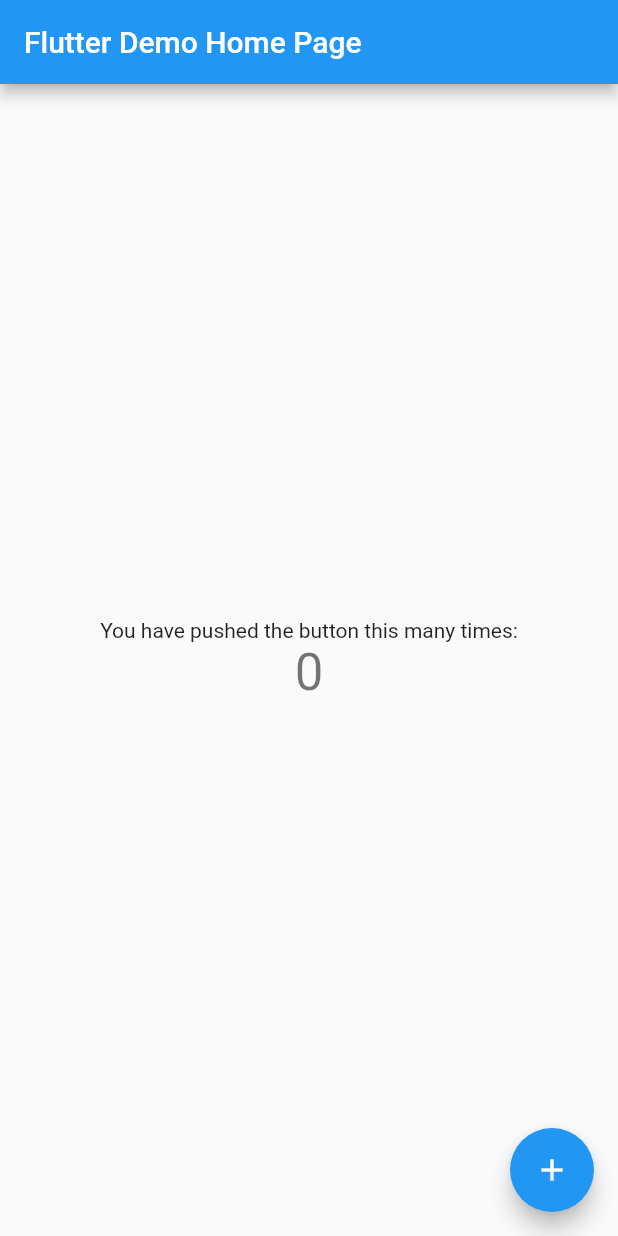
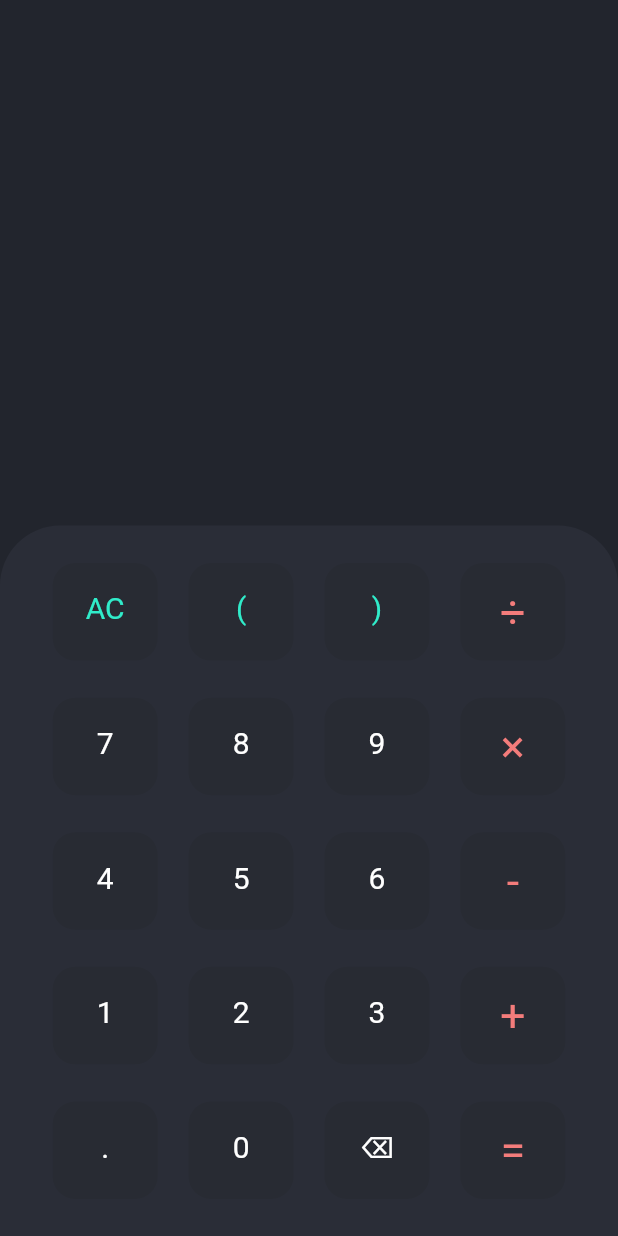
Before and after one commit to SaskarKhadka/Calculator, a Flutter app: the screen it shows after launch, on a phone screen of 412 x 824 dp. Run offline on Flutter 3.47's test engine with Material 2 defaults, Android fonts, the phone set to English and light mode, and no system bars.

Commit message:
ui update

```diff
--- /dev/null
+++ b/lib/components/button.dart
@@ -0,0 +1,50 @@
+import 'package:calculator/constants/constants.dart';
+import 'package:flutter/material.dart';
+
+class Button extends StatelessWidget {
+  final String? text;
+  final Color? textColour;
+  final bool isOperator;
+  final VoidCallback onClicked;
+  const Button({
+    Key? key,
+    required this.text,
+    required this.onClicked,
+    this.textColour = kDarkButtonColour,
+    this.isOperator = false,
+  }) : super(key: key);
+
+  @override
+  Widget build(BuildContext context) {
+    // Size size = MediaQuery.of(context).size;
+    return GestureDetector(
+      onTap: onClicked,
+      child: Container(
+        padding: const EdgeInsets.only(
+          top: 15.0,
+          bottom: 20.0,
+          right: 20.0,
+          left: 20.0,
+        ),
+        decoration: BoxDecoration(
+          borderRadius: BorderRadius.circular(15.0),
+          color: kDarkButtonBackgroundColour,
+        ),
+        child: SizedBox(
+          height: 30.0,
+          width: 30.0,
+          child: Center(
+            child: Text(
+              text!,
+              style: TextStyle(
+                fontSize: isOperator ? 30.0 : 20.0,
+                // fontWeight: FontWeight,
+                color: textColour,
+              ),
+            ),
+          ),
+        ),
+      ),
+    );
+  }
+}
--- /dev/null
+++ b/lib/constants/constants.dart
@@ -0,0 +1,15 @@
+import 'package:flutter/material.dart';
+
+Color kDarkBackgroundColour = const Color(0xff22252D);
+const Color kDarkButtonColour = Colors.white;
+Color kDarkButtonBackgroundColour = const Color(0xff282B33);
+Color kDarkOperatorColour = const Color(0xffF37C7B);
+Color kDarkKeyboardBackgroundColour = const Color(0xff2A2D37);
+
+Color kTextColour = const Color(0xff30ECCA);
+
+Color kDayBackgroundColour = const Color(0xff22252D);
+Color kDayButtonBackgroundColour = const Color(0xffF7F7F7);
+const Color kDayButtonColour = Colors.white;
+Color kDayOperatorColour = const Color(0xffF37C7B);
+Color kDayKeyboardBackgroundColour = const Color(0xffF9F9F9);
--- a/lib/main.dart
+++ b/lib/main.dart
@@ -1,4 +1,8 @@
+import 'package:calculator/state/expression.dart';
+import 'package:calculator/state/history.dart';
+import 'package:calculator/main_page.dart';
 import 'package:flutter/material.dart';
+import 'package:provider/provider.dart';
 
 void main() {
   runApp(const MyApp());
@@ -10,106 +14,19 @@ class MyApp extends StatelessWidget {
   // This widget is the root of your application.
   @override
   Widget build(BuildContext context) {
-    return MaterialApp(
-      title: 'Flutter Demo',
-      theme: ThemeData(
-        // This is the theme of your application.
-        //
-        // Try running your application with "flutter run". You'll see the
-        // application has a blue toolbar. Then, without quitting the app, try
-        // changing the primarySwatch below to Colors.green and then invoke
-        // "hot reload" (press "r" in the console where you ran "flutter run",
-        // or simply save your changes to "hot reload" in a Flutter IDE).
-        // Notice that the counter didn't reset back to zero; the application
-        // is not restarted.
-        primarySwatch: Colors.blue,
+    return MultiProvider(
+      providers: [
+        ChangeNotifierProvider<History>(create: (_) => History()),
+        ChangeNotifierProvider<Expression>(create: (_) => Expression()),
+      ],
+      child: MaterialApp(
+        debugShowCheckedModeBanner: false,
+        title: 'Flutter Demo',
+        theme: ThemeData(
+          primarySwatch: Colors.blue,
+        ),
+        home: const MainPage(),
       ),
-      home: const MyHomePage(title: 'Flutter Demo Home Page'),
     );
   }
 }
-
-class MyHomePage extends StatefulWidget {
-  const MyHomePage({Key? key, required this.title}) : super(key: key);
-
-  // This widget is the home page of your application. It is stateful, meaning
-  // that it has a State object (defined below) that contains fields that affect
-  // how it looks.
-
-  // This class is the configuration for the state. It holds the values (in this
-  // case the title) provided by the parent (in this case the App widget) and
-  // used by the build method of the State. Fields in a Widget subclass are
-  // always marked "final".
-
-  final String title;
-
-  @override
-  State<MyHomePage> createState() => _MyHomePageState();
-}
-
-class _MyHomePageState extends State<MyHomePage> {
-  int _counter = 0;
-
-  void _incrementCounter() {
-    setState(() {
-      // This call to setState tells the Flutter framework that something has
-      // changed in this State, which causes it to rerun the build method below
-      // so that the display can reflect the updated values. If we changed
-      // _counter without calling setState(), then the build method would not be
-      // called again, and so nothing would appear to happen.
-      _counter++;
-    });
-  }
-
-  @override
-  Widget build(BuildContext context) {
-    // This method is rerun every time setState is called, for instance as done
-    // by the _incrementCounter method above.
-    //
-    // The Flutter framework has been optimized to make rerunning build methods
-    // fast, so that you can just rebuild anything that needs updating rather
-    // than having to individually change instances of widgets.
-    return Scaffold(
-      appBar: AppBar(
-        // Here we take the value from the MyHomePage object that was created by
-        // the App.build method, and use it to set our appbar title.
-        title: Text(widget.title),
-      ),
-      body: Center(
-        // Center is a layout widget. It takes a single child and positions it
-        // in the middle of the parent.
-        child: Column(
-          // Column is also a layout widget. It takes a list of children and
-          // arranges them vertically. By default, it sizes itself to fit its
-          // children horizontally, and tries to be as tall as its parent.
-          //
-          // Invoke "debug painting" (press "p" in the console, choose the
-          // "Toggle Debug Paint" action from the Flutter Inspector in Android
-          // Studio, or the "Toggle Debug Paint" command in Visual Studio Code)
-          // to see the wireframe for each widget.
-          //
-          // Column has various properties to control how it sizes itself and
-          // how it positions its children. Here we use mainAxisAlignment to
-          // center the children vertically; the main axis here is the vertical
-          // axis because Columns are vertical (the cross axis would be
-          // horizontal).
-          mainAxisAlignment: MainAxisAlignment.center,
-          children: <Widget>[
-            const Text(
-              'You have pushed the button this many times:',
-            ),
-            Text(
-              '$_counter',
-              style: Theme.of(context).textTheme.headline4,
-            ),
-          ],
-        ),
-      ),
-      floatingActionButton: FloatingActionButton(
-        onPressed: _incrementCounter,
-        tooltip: 'Increment',
-        child: const Icon(Icons.add),
-      ), // This trailing comma makes auto-formatting nicer for build methods.
-    );
-  }
-}
--- /dev/null
+++ b/lib/main_page.dart
@@ -0,0 +1,326 @@
+import 'package:calculator/components/button.dart';
+import 'package:calculator/constants/constants.dart';
+import 'package:calculator/state/expression.dart';
+import 'package:calculator/state/history.dart';
+import 'package:flutter/material.dart';
+import 'package:provider/provider.dart';
+
+class MainPage extends StatelessWidget {
+  const MainPage({Key? key}) : super(key: key);
+
+  @override
+  Widget build(BuildContext context) {
+    Size size = MediaQuery.of(context).size;
+    return Scaffold(
+      backgroundColor: kDarkBackgroundColour,
+      body: Column(
+        mainAxisAlignment: MainAxisAlignment.end,
+        crossAxisAlignment: CrossAxisAlignment.end,
+        children: [
+          Consumer<History>(
+            builder: (context, history, _) => Container(
+              padding: const EdgeInsets.only(
+                right: 40.0,
+              ),
+              child: Text(
+                history.text,
+                style: const TextStyle(
+                  fontSize: 20.0,
+                  color: Colors.grey,
+                ),
+              ),
+            ),
+          ),
+          SizedBox(
+            height: size.width * 0.06,
+          ),
+          Consumer<Expression>(
+            builder: (context, expression, _) => Container(
+              padding: const EdgeInsets.only(
+                right: 40.0,
+              ),
+              child: Text(
+                expression.text,
+                style: const TextStyle(
+                  fontSize: 40.0,
+                  color: Colors.white,
+                ),
+              ),
+            ),
+          ),
+          SizedBox(
+            height: size.width * 0.12,
+          ),
+          Container(
+            padding: const EdgeInsets.only(
+              top: 25.0,
+            ),
+            decoration: BoxDecoration(
+              borderRadius: const BorderRadius.only(
+                topLeft: Radius.circular(40.0),
+                topRight: Radius.circular(40.0),
+              ),
+              color: kDarkKeyboardBackgroundColour,
+            ),
+            child: Column(
+              children: [
+                Row(
+                  mainAxisAlignment: MainAxisAlignment.center,
+                  children: [
+                    Button(
+                      text: "AC",
+                      textColour: kTextColour,
+                      onClicked: () {
+                        Provider.of<History>(context, listen: false)
+                            .setHistory("");
+                        Provider.of<Expression>(context, listen: false)
+                            .resetExpression();
+                      },
+                    ),
+                    SizedBox(
+                      width: size.width * 0.05,
+                    ),
+                    Button(
+                      text: "(",
+                      textColour: kTextColour,
+                      onClicked: () {
+                        String initialText =
+                            Provider.of<Expression>(context, listen: false)
+                                .text;
+                        if (initialText == "" ||
+                            initialText[initialText.length - 1] == "(") {
+                          Provider.of<Expression>(context, listen: false)
+                              .updateExpression("(");
+                        } else {
+                          Provider.of<Expression>(context, listen: false)
+                              .updateExpression(" × (");
+                        }
+                      },
+                    ),
+                    SizedBox(
+                      width: size.width * 0.05,
+                    ),
+                    Button(
+                      text: ")",
+                      textColour: kTextColour,
+                      onClicked: () {
+                        Provider.of<Expression>(context, listen: false)
+                            .updateExpression(")");
+                      },
+                    ),
+                    SizedBox(
+                      width: size.width * 0.05,
+                    ),
+                    Button(
+                      text: "÷",
+                      textColour: kDarkOperatorColour,
+                      onClicked: () {
+                        Provider.of<Expression>(context, listen: false)
+                            .updateExpression(" ÷ ");
+                      },
+                      isOperator: true,
+                    ),
+                  ],
+                ),
+                SizedBox(
+                  height: size.height * 0.03,
+                ),
+                Row(
+                  mainAxisAlignment: MainAxisAlignment.center,
+                  children: [
+                    Button(
+                      text: "7",
+                      onClicked: () {
+                        Provider.of<Expression>(context, listen: false)
+                            .updateExpression("7");
+                      },
+                    ),
+                    SizedBox(
+                      width: size.width * 0.05,
+                    ),
+                    Button(
+                      text: "8",
+                      onClicked: () {
+                        Provider.of<Expression>(context, listen: false)
+                            .updateExpression("8");
+                      },
+                    ),
+                    SizedBox(
+                      width: size.width * 0.05,
+                    ),
+                    Button(
+                      text: "9",
+                      onClicked: () {
+                        Provider.of<Expression>(context, listen: false)
+                            .updateExpression("9");
+                      },
+                    ),
+                    SizedBox(
+                      width: size.width * 0.05,
+                    ),
+                    Button(
+                      text: "×",
+                      // text: "*",
+                      textColour: kDarkOperatorColour,
+                      isOperator: true,
+                      onClicked: () {
+                        Provider.of<Expression>(context, listen: false)
+                            .updateExpression(" × ");
+                      },
+                    ),
+                  ],
+                ),
+                SizedBox(
+                  height: size.height * 0.03,
+                ),
+                Row(
+                  mainAxisAlignment: MainAxisAlignment.center,
+                  children: [
+                    Button(
+                      text: "4",
+                      onClicked: () {
+                        Provider.of<Expression>(context, listen: false)
+                            .updateExpression("4");
+                      },
+                    ),
+                    SizedBox(
+                      width: size.width * 0.05,
+                    ),
+                    Button(
+                      text: "5",
+                      onClicked: () {
+                        Provider.of<Expression>(context, listen: false)
+                            .updateExpression("5");
+                      },
+                    ),
+                    SizedBox(
+                      width: size.width * 0.05,
+                    ),
+                    Button(
+                      text: "6",
+                      onClicked: () {
+                        Provider.of<Expression>(context, listen: false)
+                            .updateExpression("6");
+                      },
+                    ),
+                    SizedBox(
+                      width: size.width * 0.05,
+                    ),
+                    Button(
+                      text: "-",
+                      textColour: kDarkOperatorColour,
+                      isOperator: true,
+                      onClicked: () {
+                        Provider.of<Expression>(context, listen: false)
+                            .updateExpression(" - ");
+                      },
+                    ),
+                  ],
+                ),
+                SizedBox(
+                  height: size.height * 0.03,
+                ),
+                Row(
+                  mainAxisAlignment: MainAxisAlignment.center,
+                  children: [
+                    Button(
+                      text: "1",
+                      onClicked: () {
+                        Provider.of<Expression>(context, listen: false)
+                            .updateExpression("1");
+                      },
+                    ),
+                    SizedBox(
+                      width: size.width * 0.05,
+                    ),
+                    Button(
+                      text: "2",
+                      onClicked: () {
+                        Provider.of<Expression>(context, listen: false)
+                            .updateExpression("2");
+                      },
+                    ),
+                    SizedBox(
+                      width: size.width * 0.05,
+                    ),
+                    Button(
+                      text: "3",
+                      onClicked: () {
+                        Provider.of<Expression>(context, listen: false)
+                            .updateExpression("3");
+                      },
+                    ),
+                    SizedBox(
+                      width: size.width * 0.05,
+                    ),
+                    Button(
+                      text: "+",
+                      textColour: kDarkOperatorColour,
+                      isOperator: true,
+                      onClicked: () {
+                        Provider.of<Expression>(context, listen: false)
+                            .updateExpression(" + ");
+                      },
+                    ),
+                  ],
+                ),
+                SizedBox(
+                  height: size.height * 0.03,
+                ),
+                Row(
+                  mainAxisAlignment: MainAxisAlignment.center,
+                  children: [
+                    Button(
+                      text: ".",
+                      onClicked: () {
+                        Provider.of<Expression>(context, listen: false)
+                            .updateExpression(".");
+                      },
+                    ),
+                    SizedBox(
+                      width: size.width * 0.05,
+                    ),
+                    Button(
+                      text: "0",
+                      onClicked: () {
+                        Provider.of<Expression>(context, listen: false)
+                            .updateExpression("0");
+                      },
+                    ),
+                    SizedBox(
+                      width: size.width * 0.05,
+                    ),
+                    Button(
+                      text: "⌫",
+                      onClicked: () {
+                        Provider.of<Expression>(context, listen: false)
+                            .updateExpression(" × ");
+                      },
+                    ),
+                    SizedBox(
+                      width: size.width * 0.05,
+                    ),
+                    Button(
+                      text: "=",
+                      textColour: kDarkOperatorColour,
+                      isOperator: true,
+                      onClicked: () {
+                        // evaluate
+                        Provider.of<History>(context, listen: false).setHistory(
+                            Provider.of<Expression>(context, listen: false)
+                                .text);
+                      },
+                    ),
+                  ],
+                ),
+                SizedBox(
+                  height: size.height * 0.03,
+                ),
+              ],
+            ),
+          ),
+        ],
+      ),
+    );
+  }
+}
--- /dev/null
+++ b/lib/state/history.dart
@@ -0,0 +1,10 @@
+import 'package:flutter/cupertino.dart';
+
+class History extends ChangeNotifier {
+  String text = "";
+
+  setHistory(String history) {
+    text = history;
+    notifyListeners();
+  }
+}
--- a/pubspec.yaml
+++ b/pubspec.yaml
@@ -29,6 +29,8 @@ environment:
 dependencies:
   flutter:
     sdk: flutter
+  provider: ^6.0.1
+
 
 
   # The following adds the Cupertino Icons font to your application.
```
Also changed, not shown: lib/state/expression.dart (added, +20 -0 lines), pubspec.lock.
